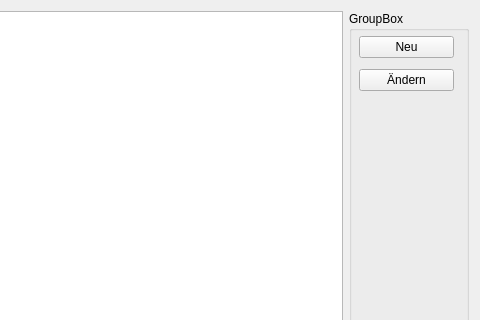
romanweissflog/FAKT, file form/material.ui: the form before one commit; both pictures show x 144 to 624 and y 0 to 320 of the 624 by 501 pixel window.
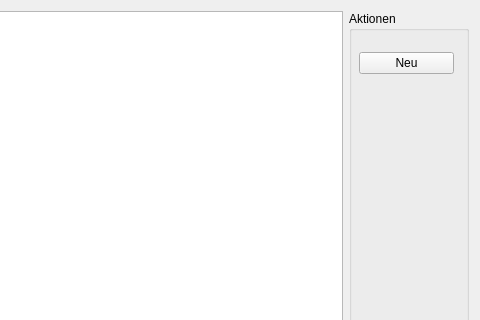
The form after the commit. Custom widgets are drawn as their Qt base class.

Commit message: finished add button

The edit to the form file:
```diff
--- a/form/material.ui
+++ b/form/material.ui
@@ -26,7 +26,7 @@
       </size>
      </property>
      <property name="title">
-      <string>GroupBox</string>
+      <string>Aktionen</string>
      </property>
      <widget class="QWidget" name="layoutWidget">
       <property name="geometry">
@@ -45,13 +45,6 @@
          </property>
         </widget>
        </item>
-       <item>
-        <widget class="QPushButton" name="editEntry">
-         <property name="text">
-          <string>Ändern</string>
-         </property>
-        </widget>
-       </item>
       </layout>
      </widget>
     </widget>
```
Left out of the diff: 18 changed lines with no effect on the pictures. The commit also changes 2 other files.
